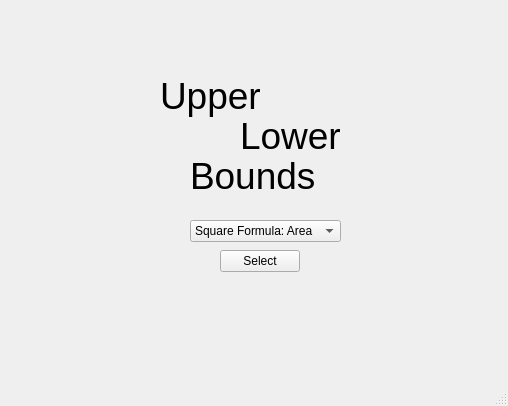
First picture: the form in src/gui/mainWindow.ui, repository ayham-1/upperLowerBounds, before the edit.
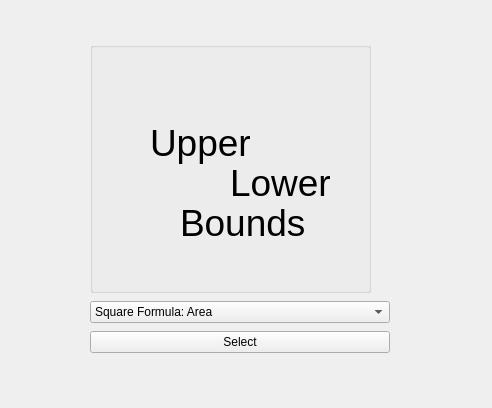
Second picture: the form after the edit.

Diff of the .ui file:
```diff
--- a/src/gui/mainWindow.ui
+++ b/src/gui/mainWindow.ui
@@ -6,21 +6,48 @@
    <rect>
     <x>0</x>
     <y>0</y>
-    <width>508</width>
-    <height>406</height>
+    <width>492</width>
+    <height>408</height>
    </rect>
   </property>
   <property name="windowTitle">
    <string>Upper-Lower Bounds</string>
   </property>
   <widget class="QWidget" name="centralwidget">
+   <widget class="QWidget" name="">
+    <property name="geometry">
+     <rect>
+      <x>90</x>
+      <y>40</y>
+      <width>300</width>
+      <height>315</height>
+     </rect>
+    </property>
+    <layout class="QVBoxLayout" name="verticalLayout">
+     <item>
+      <widget class="QGroupBox" name="groupBox">
+       <property name="minimumSize">
+        <size>
+         <width>281</width>
+         <height>251</height>
+        </size>
+       </property>
+       <property name="maximumSize">
+        <size>
+         <width>281</width>
+         <height>251</height>
+        </size>
+       </property>
+       <property name="title">
+        <string/>
+       </property>
    <widget class="QLabel" name="label">
     <property name="geometry">
      <rect>
-      <x>160</x>
-      <y>60</y>
-      <width>111</width>
-      <height>71</height>
+          <x>60</x>
+          <y>80</y>
+          <width>104</width>
+          <height>42</height>
      </rect>
     </property>
     <property name="font">
@@ -35,10 +62,10 @@
    <widget class="QLabel" name="label_2">
     <property name="geometry">
      <rect>
-      <x>240</x>
-      <y>100</y>
-      <width>111</width>
-      <height>71</height>
+          <x>140</x>
+          <y>120</y>
+          <width>104</width>
+          <height>42</height>
      </rect>
     </property>
     <property name="font">
@@ -53,10 +80,10 @@
    <widget class="QLabel" name="label_3">
     <property name="geometry">
      <rect>
-      <x>190</x>
-      <y>140</y>
-      <width>131</width>
-      <height>71</height>
+          <x>90</x>
+          <y>160</y>
+          <width>127</width>
+          <height>42</height>
      </rect>
     </property>
     <property name="font">
@@ -68,15 +95,10 @@
      <string>Bounds</string>
     </property>
    </widget>
+      </widget>
+     </item>
+     <item>
    <widget class="QComboBox" name="formulaBox">
-    <property name="geometry">
-     <rect>
-      <x>190</x>
-      <y>220</y>
-      <width>151</width>
-      <height>22</height>
-     </rect>
-    </property>
     <item>
      <property name="text">
       <string>Square Formula: Area</string>
@@ -143,31 +165,17 @@
      </property>
     </item>
    </widget>
+     </item>
+     <item>
    <widget class="QPushButton" name="selectBtn">
-    <property name="geometry">
-     <rect>
-      <x>220</x>
-      <y>250</y>
-      <width>80</width>
-      <height>22</height>
-     </rect>
-    </property>
     <property name="text">
      <string>Select</string>
     </property>
    </widget>
-  </widget>
-  <widget class="QMenuBar" name="menubar">
-   <property name="geometry">
-    <rect>
-     <x>0</x>
-     <y>0</y>
-     <width>508</width>
-     <height>19</height>
-    </rect>
-   </property>
+     </item>
+    </layout>
+   </widget>
   </widget>
-  <widget class="QStatusBar" name="statusbar"/>
  </widget>
  <resources/>
  <connections/>
```
Lines whose indentation alone changed are shown as unchanged.
